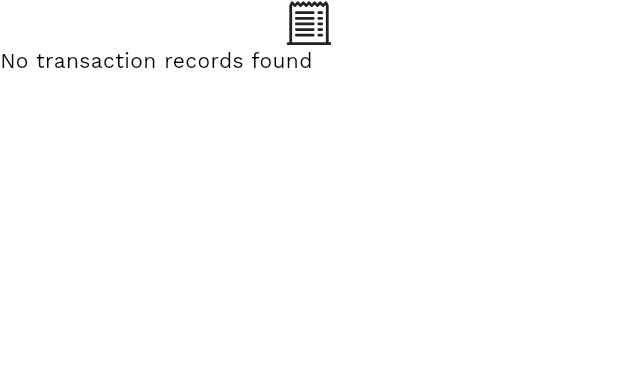
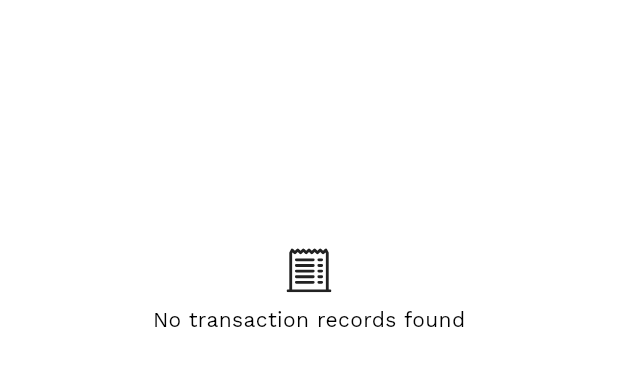
Before and after one commit to morikeli/maverick-fintech, a Flutter app: the RecentTransactionsWidget widget shown alone on an empty page, opened directly with empty values, on a phone screen of 412 x 824 dp. Shown: the top 366 px of the screen. Run offline on Flutter 3.47's test engine with Material 3 defaults, Android fonts, the phone set to English and light mode, and no system bars; drawn by our look-alikes of toastification; our stand-ins replace bootstrap_icons, cloud_firestore, country_picker, firebase_auth, firebase_core, flutter_native_splash and 4 more; accounts and stored records are empty.

```diff
--- a/lib/features/home/widgets/recent_transactions_widget.dart
+++ b/lib/features/home/widgets/recent_transactions_widget.dart
@@ -25,9 +25,11 @@ class RecentTransactionsWidget extends StatelessWidget {
 
       if (transactions.isEmpty) {
         return Center(
-          child: ListView(
+          child: Column(
             children: [
+              SizedBox(height: MediaQuery.of(context).size.height * .2),
               Icon(BootstrapIcons.receipt_cutoff, size: 30.0),
+              const SizedBox(height: 8.0),
               Text(
                 'No transaction records found',
                 style: Theme.of(context).textTheme.bodyMedium,
```
